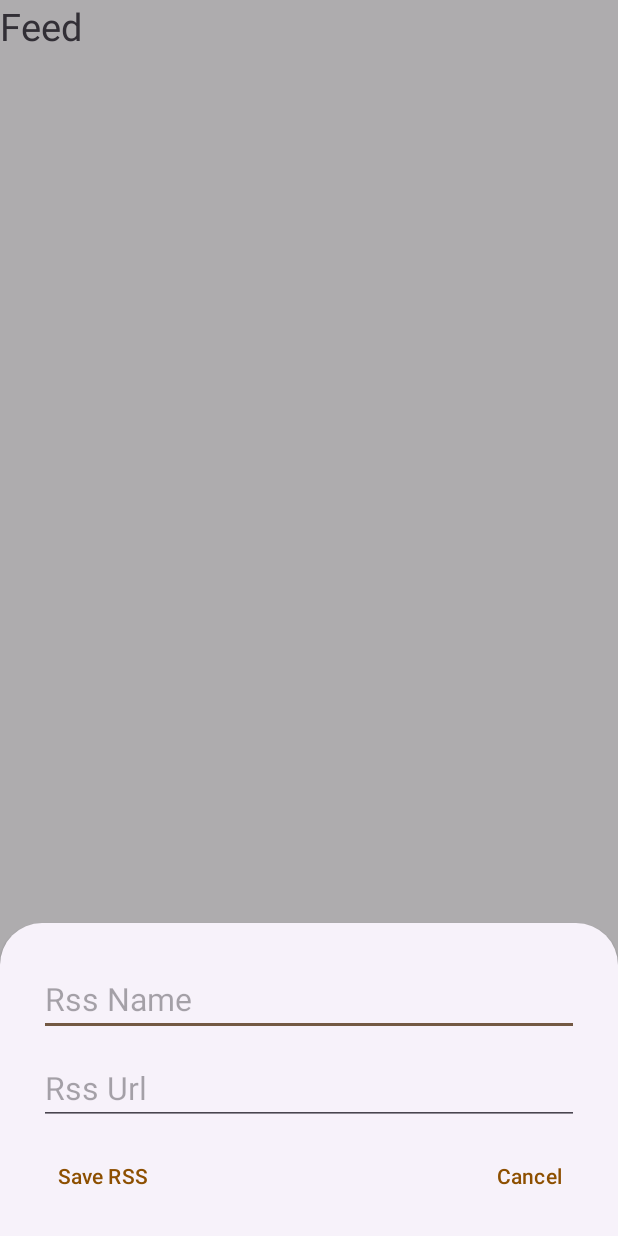
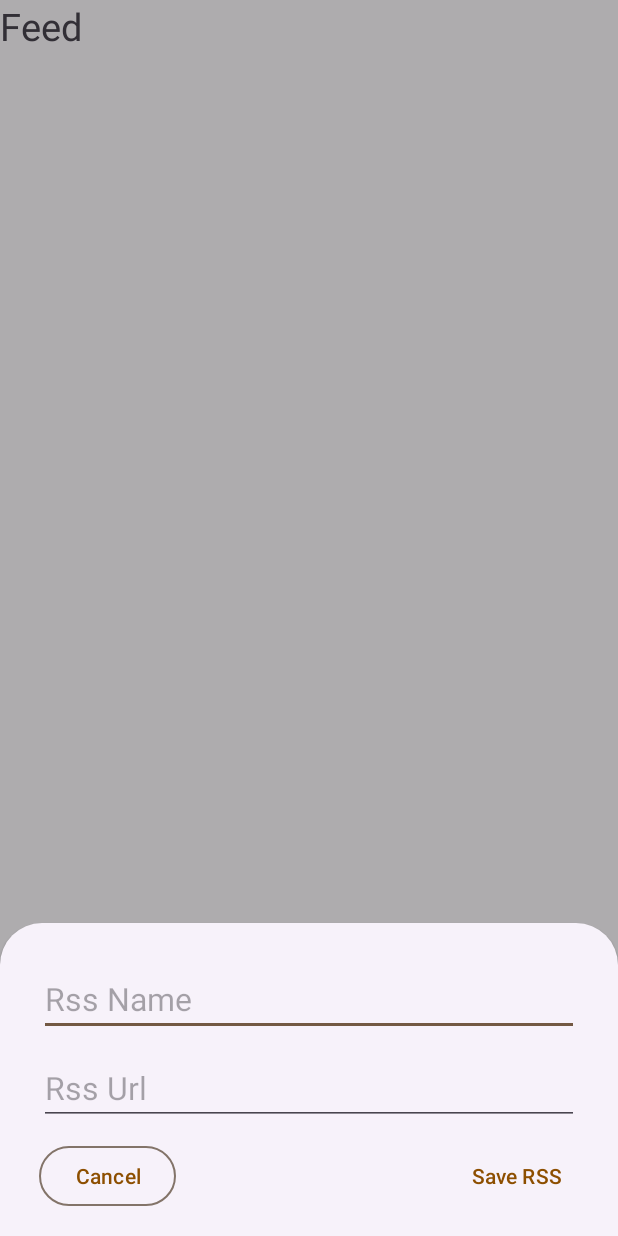
Before and after one commit to OscarAntona/RSS-APP, an Android app: the FormFragment screen opened through its navigation route, on a phone screen of 412 x 824 dp. Run offline under Robolectric (Android 15) with nearby library versions, the phone set to English and light mode, and no system bars.

Commit message:
fixed to use fragment extension in snackbar.kt and also made changes in bottomsheet buttons

```diff
--- a/app/src/main/java/com/antgut/rss_app/management/presentation/FormFragment.kt
+++ b/app/src/main/java/com/antgut/rss_app/management/presentation/FormFragment.kt
@@ -42,7 +42,7 @@ class FormFragment : BottomSheetDialogFragment() {
                     inputName.text.toString()
                 )
                 findNavController().navigateUp()
-                (requireActivity()).findViewById<ViewGroup>(R.id.main_view).showSnackbar(getString(R.string.snack_bar_save_text))
+                showSnackbar(getString(R.string.snack_bar_save_text,),requireActivity().findViewById(R.id.main_view))
             }
             binding?.cancelButton?.setOnClickListener {
                 findNavController().navigateUp()
--- a/app/src/main/java/com/antgut/rss_app/management/presentation/ManagerFragment.kt
+++ b/app/src/main/java/com/antgut/rss_app/management/presentation/ManagerFragment.kt
@@ -72,8 +72,10 @@ class ManagerFragment : Fragment() {
                 false
             )
             skeleton = feedListRecyclerView.applySkeleton(R.layout.fragment_feed)
-            rssAdapter.setOnClick{viewModel?.deleteRss(it)
-                showSnackbar(getString(R.string.snack_bar_delete_text))
+            rssAdapter.setOnClick {
+                viewModel?.deleteRss(it)
+
+                showSnackbar(getString(R.string.snack_bar_delete_text,),requireActivity().findViewById(R.id.main_view))
             }
         }
     }
--- a/app/src/main/res/layout/fragment_user_form.xml
+++ b/app/src/main/res/layout/fragment_user_form.xml
@@ -31,11 +31,14 @@
 
     <Button
         android:id="@+id/cancel_button"
+        style="@style/Widget.Material3.Button.OutlinedButton"
         android:layout_width="wrap_content"
         android:layout_height="wrap_content"
         android:layout_margin="@dimen/margin_bottom_sheet_items"
+        android:layout_marginTop="72dp"
+        android:layout_marginEnd="260dp"
         android:text="@string/cancel_button"
-        app:layout_constraintEnd_toEndOf="parent"
+        app:layout_constraintStart_toStartOf="parent"
         app:layout_constraintTop_toBottomOf="@+id/input_url" />
 
     <Button
@@ -43,8 +46,10 @@
         android:layout_width="wrap_content"
         android:layout_height="wrap_content"
         android:layout_margin="@dimen/margin_bottom_sheet_items"
+        android:layout_marginStart="260dp"
+        android:layout_marginTop="8dp"
         android:text="@string/save_button"
-        app:layout_constraintStart_toStartOf="parent"
+        app:layout_constraintEnd_toEndOf="parent"
         app:layout_constraintTop_toBottomOf="@+id/input_url" />
 
 </androidx.constraintlayout.widget.ConstraintLayout>
```
Also changed, not shown: app/src/main/java/com/antgut/app/snackbar/snackbar.kt (+3 -5 lines).
